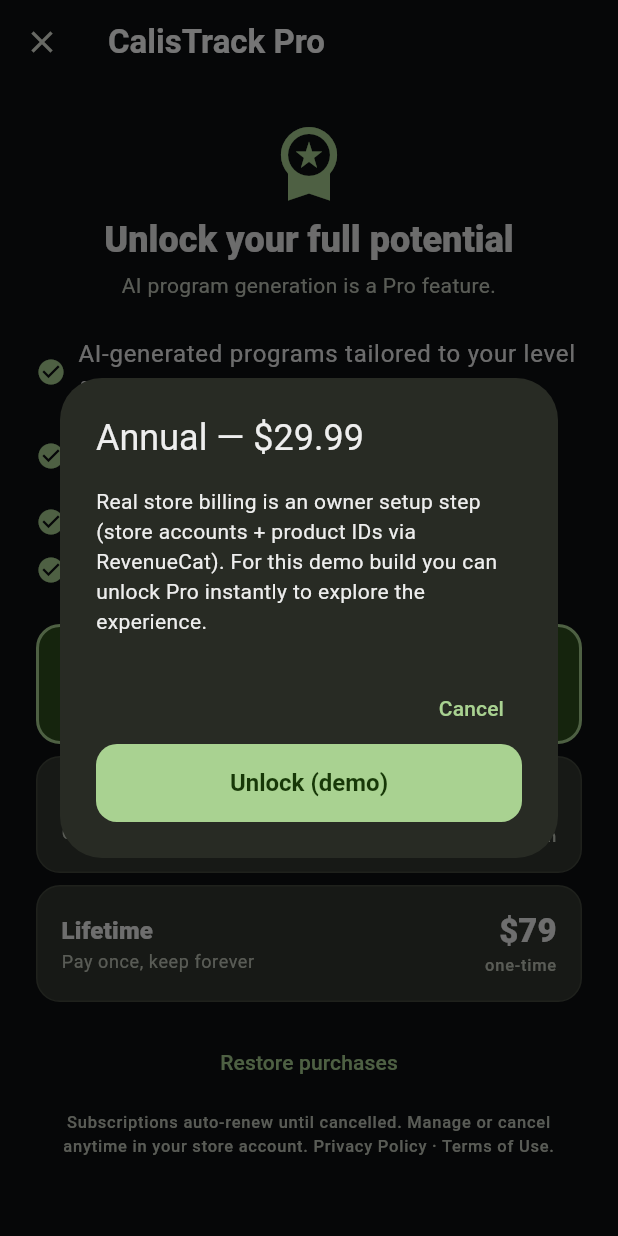
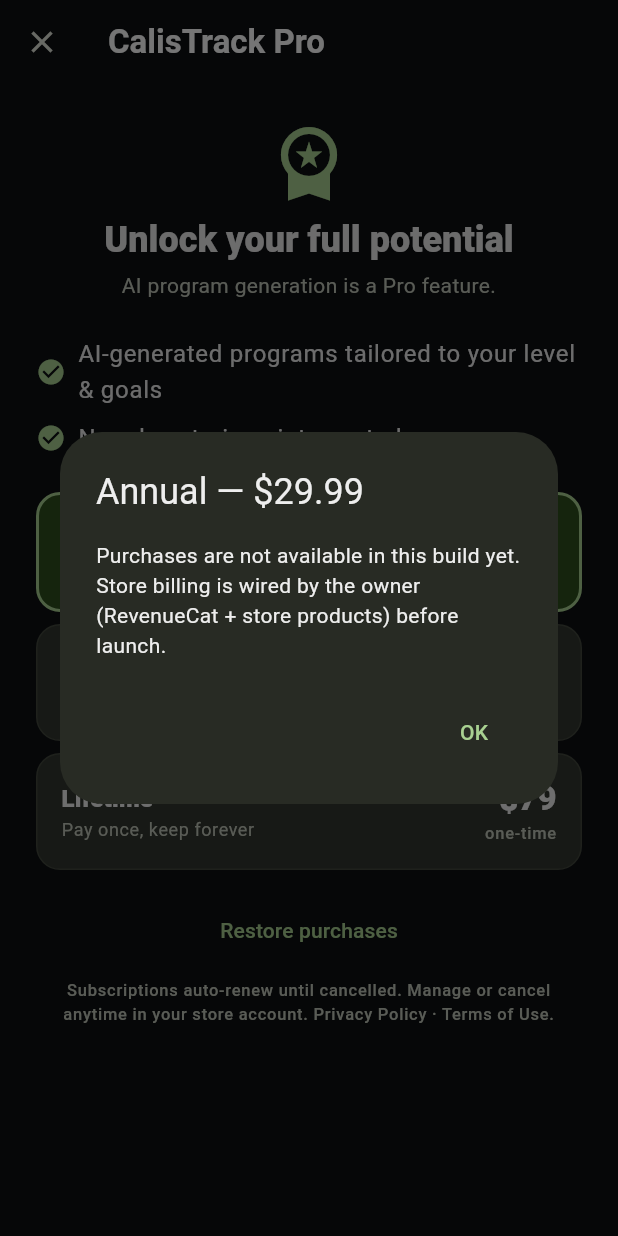
Before and after one commit to OmerYasirOnal/calistrack, a Flutter app: the PaywallScreen screen opened directly, after a tap on "Annual", on a phone screen of 412 x 824 dp. Run offline on Flutter 3.47's test engine with Material 3 defaults, Android fonts, the phone set to English and light mode, and no system bars; our stand-ins replace cloud_firestore, cloud_functions, firebase_auth, firebase_core, fl_chart, flutter_local_notifications and 6 more; missing offline and left inert: app_tracking_transparency; accounts and stored records are empty; network calls fail; statements that could not run were skipped.

Commit message:
fix(m12): address re-review findings (critical paywall bypass + 8 more)
- CRITICAL: gate demo Pro-unlock behind kDebugMode/CALISTRACK_DEMO so release
  builds can't bypass billing; web demo passes the define.
- Pin Flutter 3.38.9 in deploy-web.yml (reproducible public build).
- De-advertise not-yet-gated Pro benefits (skill-trees, advanced analytics) on
  the paywall/profile/pricing.json; keep AI-gen + no-ads (the shipped ones).
- Smart-target: weighted deload now always reduces load; reps+weight read from
  the same top working set; provider reuses the chosen session (no re-scan).
- Capture optional RIR in the reps logger so the model's effort signal is live.
- Refresh Smart-target/last-time after a session is saved.
- Soften finance "verbatim" wording (row-6 RLTV is a cross-check, not an input).
- New tests for deload math, same-set extraction, demo-unlock gate.
135 tests green, 80.0% coverage, analyze + format clean.

Co-Authored-By: Claude Opus 4.8 (1M context) <noreply@anthropic.com>

```diff
--- a/assets/data/pricing.json
+++ b/assets/data/pricing.json
@@ -1,10 +1,9 @@
 {
   "_comment": "CalisTrack Pro pricing + benefits. priceUsd is the anchor/high-geo price; priceTry is a store-native LOCAL tier for Turkey (NOT an FX conversion). Research-backed (docs/strategy/2026-06-03-monetization-strategy-brief.md). TODO(owner): map each plan id to a real RevenueCat/store product before charging.",
+  "_benefitsNote": "Only list benefits that are actually gated/shipped. Full skill-trees + advanced analytics are planned Pro features (see spec fast-follow) — re-add here when they're gated.",
   "proBenefits": [
     "AI-generated programs tailored to your level & goals",
-    "Full skill-trees: muscle-up, front lever, planche, handstand",
-    "Advanced progress & skill analytics",
-    "No ads"
+    "No ads — train uninterrupted"
   ],
   "plans": [
     {
--- a/lib/features/billing/presentation/paywall_screen.dart
+++ b/lib/features/billing/presentation/paywall_screen.dart
@@ -114,6 +114,27 @@ class _PaywallBody extends ConsumerWidget {
     WidgetRef ref,
     PricingPlan plan,
   ) async {
+    // In a real release build the demo unlock is disabled (it would otherwise
+    // hand out Pro for free), so explain that billing isn't wired yet.
+    if (!demoUnlockAllowed) {
+      await showDialog<void>(
+        context: context,
+        builder: (ctx) => AlertDialog(
+          title: Text('${plan.title} — ${plan.priceUsd}'),
+          content: const Text(
+            'Purchases are not available in this build yet. Store billing is '
+            'wired by the owner (RevenueCat + store products) before launch.',
+          ),
+          actions: [
+            TextButton(
+              onPressed: () => Navigator.of(ctx).pop(),
+              child: const Text('OK'),
+            ),
+          ],
+        ),
+      );
+      return;
+    }
     final unlock = await showDialog<bool>(
       context: context,
       builder: (ctx) => AlertDialog(
@@ -259,16 +280,17 @@ class _ProActive extends ConsumerWidget {
             ),
             const SizedBox(height: Spacing.sm),
             Text(
-              'AI programs, full skill-trees, advanced analytics, and no ads are '
-              'unlocked.',
+              'AI program generation and an ad-free experience are unlocked.',
               textAlign: TextAlign.center,
               style: text.bodyMedium?.copyWith(color: scheme.onSurfaceVariant),
             ),
-            const SizedBox(height: Spacing.lg),
-            OutlinedButton(
-              onPressed: () => ref.read(entitlementProvider.notifier).lock(),
-              child: const Text('Switch back to Free (demo)'),
-            ),
+            if (demoUnlockAllowed) ...[
+              const SizedBox(height: Spacing.lg),
+              OutlinedButton(
+                onPressed: () => ref.read(entitlementProvider.notifier).lock(),
+                child: const Text('Switch back to Free (demo)'),
+              ),
+            ],
           ],
         ),
       ),
--- a/lib/features/profile/presentation/profile_screen.dart
+++ b/lib/features/profile/presentation/profile_screen.dart
@@ -153,9 +153,8 @@ class _ProCard extends ConsumerWidget {
             const SizedBox(height: Spacing.xs),
             Text(
               isPro
-                  ? 'AI programs, full skill-trees, advanced analytics, and no ads.'
-                  : 'Unlock AI programs, full skill-trees, advanced analytics, '
-                      'and remove ads.',
+                  ? 'AI program generation and an ad-free experience are active.'
+                  : 'Unlock AI program generation and remove ads.',
               style: text.bodyMedium?.copyWith(color: scheme.onSurfaceVariant),
             ),
             const SizedBox(height: Spacing.sm),
--- a/lib/features/progress/application/progression_model.dart
+++ b/lib/features/progress/application/progression_model.dart
@@ -16,6 +16,7 @@ class ProgressionInput {
     required this.sessionsAtTop,
     required this.trend3,
     required this.avgRir,
+    this.lastTopWeightKg = 0,
   });
 
   final double topRepsLast;
@@ -23,6 +24,11 @@ class ProgressionInput {
   final double sessionsAtTop;
   final double trend3;
   final double avgRir;
+
+  /// The added weight on the top working set last session (0 = bodyweight).
+  /// Context for the suggestion's load math — NOT a model feature, so it is
+  /// deliberately excluded from [base].
+  final double lastTopWeightKg;
 
   double get margin => topRepsLast - repHigh;
 
--- a/lib/features/today/presentation/today_screen.dart
+++ b/lib/features/today/presentation/today_screen.dart
@@ -8,6 +8,7 @@ import '../../../models/program.dart';
 import '../../ads/application/ad_service.dart';
 import '../../billing/application/entitlement.dart';
 import '../../programs/application/program_providers.dart';
+import '../../progress/application/smart_target.dart';
 import '../../workout/application/workout_session.dart';
 import '../../workout/data/training_defaults.dart';
 import '../../exercises/data/exercise_repository.dart';
@@ -92,6 +93,9 @@ class _ActiveDayState extends ConsumerState<_ActiveDay> {
       final workout = await ref.read(workoutSessionProvider.notifier).finish();
       if (!mounted) return;
       if (workout != null) {
+        // The just-saved session changes the last-time + Smart-target inputs.
+        ref.invalidate(lastSetsForProvider);
+        ref.invalidate(smartTargetProvider);
         await showSessionSummary(context, workout);
         // Count this session and maybe show an interstitial — free users only
         // (Pro removes ads), capped, no-op on web/desktop/tests. Its own try so
```
Also changed, not shown: lib/features/billing/application/entitlement.dart (+14 -3 lines), lib/features/progress/application/smart_target.dart (+48 -22 lines), lib/features/today/presentation/widgets/exercise_logger_card.dart (+21 -3 lines), .playwright-mcp/page-2026-06-03T15-58-44-007Z.png (added), .playwright-mcp/page-2026-06-03T15-59-07-490Z.png (added), calistrack-demo-today.png (added), 7 other files.
